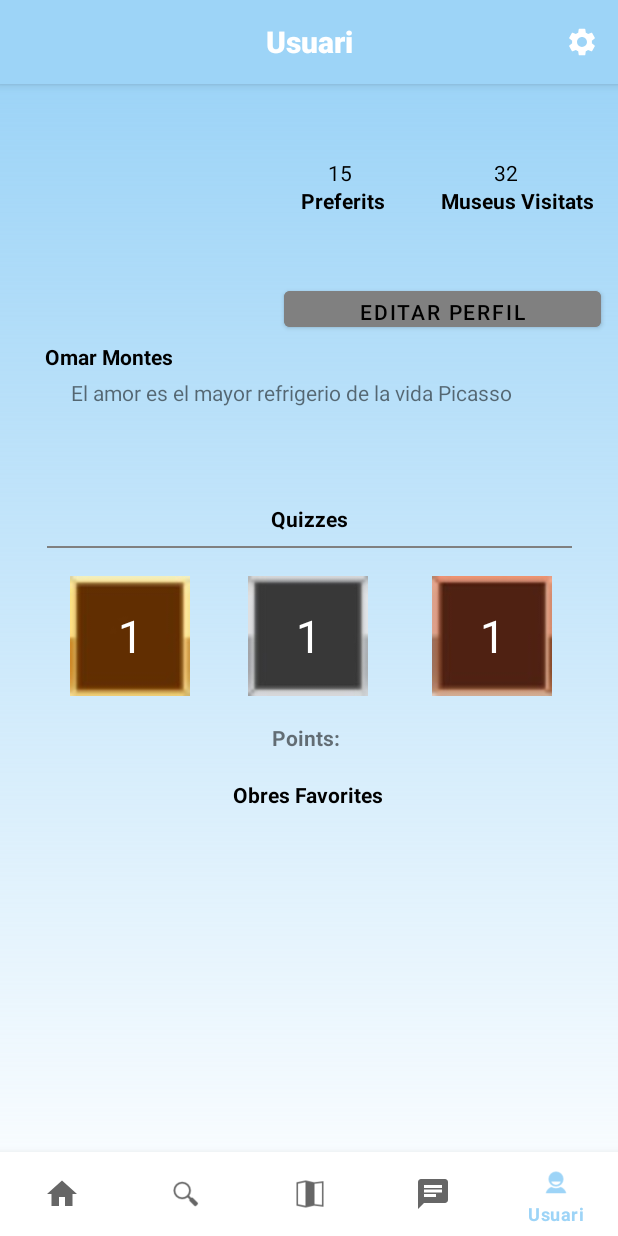
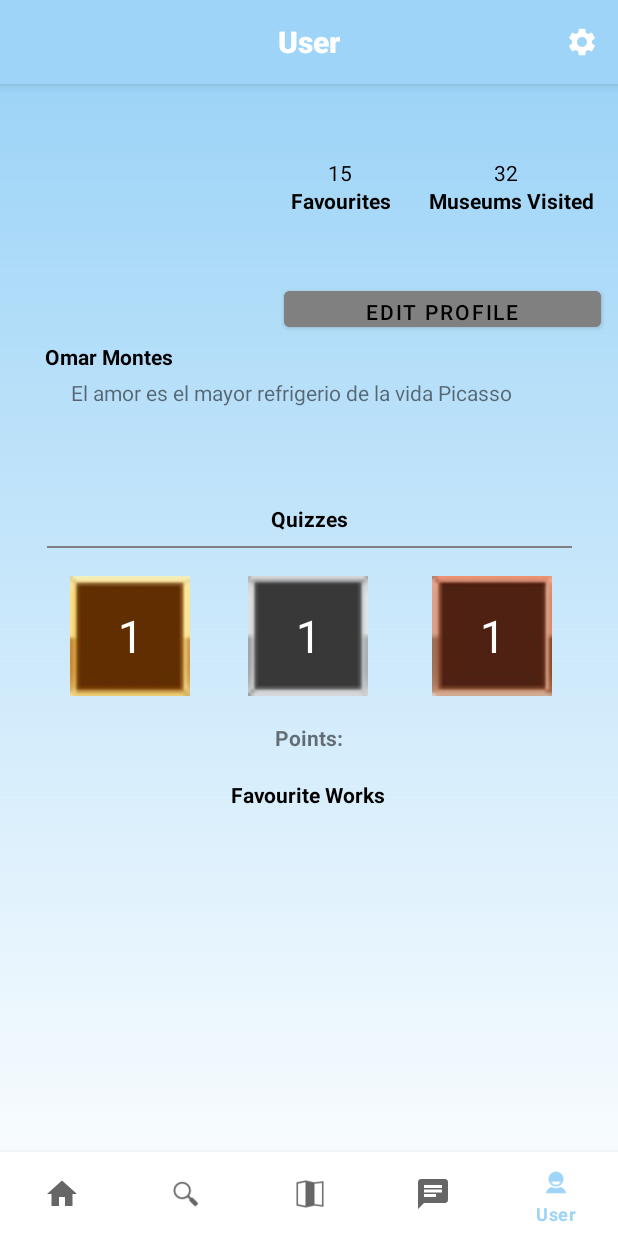
Before and after one commit to joanmorilla/MuseaApplication, an Android app: the MainActivity screen opened directly, with no data from a screen before it, item 5 of the bottom bar chosen, on a phone screen of 412 x 824 dp. Run offline under Robolectric (Android 15) with nearby library versions, the phone set to English and light mode, and no system bars; our stand-ins replace Picasso; libraries missing offline, so code that uses them is left out: com.daimajia.androidanimations, com.mikhaellopez.circularimageview; plain views replace CircularImageView; pictures from the network do not load; 2 statements that could not run were skipped.

Commit message:
Sorry
no habia cambiado de rama aun pero he adelantado lo de la traducción

```diff
--- a/app/src/main/AndroidManifest.xml
+++ b/app/src/main/AndroidManifest.xml
@@ -21,10 +21,11 @@
         <activity android:name=".ui.edit.edit_user" />
         <activity
             android:name=".ui.MuseuActivity"
+            android:theme="@style/Theme.MuseaLoginSignup"
             android:screenOrientation="portrait" />
         <activity
             android:name=".ui.MainActivity"
-            android:screenOrientation="portrait"></activity>
+            android:screenOrientation="portrait" />
         <activity
             android:name=".InitialActivity"
             android:label="@string/app_name"
--- a/app/src/main/java/com/example/museaapplication/Classes/APIRequests.java
+++ b/app/src/main/java/com/example/museaapplication/Classes/APIRequests.java
@@ -131,6 +131,7 @@ public class APIRequests {
             public void onResponse(@NotNull Call<ExpositionListValue> call, @NotNull Response<ExpositionListValue> response) {
                 ExpositionListValue expoListVal = response.body();
                 if (expoListVal != null) {
+                    m.setRestrictions(expoListVal.getMuseum().getRestrictions());
                     for (Exhibition e : expoListVal.getMuseum().getExhibitions()) {
                         if (e != null) {
                             CacheWorks(m, e);
--- a/app/src/main/java/com/example/museaapplication/Classes/Dominio/Work.java
+++ b/app/src/main/java/com/example/museaapplication/Classes/Dominio/Work.java
@@ -1,8 +1,5 @@
 package com.example.museaapplication.Classes.Dominio;
 
-import android.util.Log;
-
-import com.example.museaapplication.Classes.Json.Descriptions;
 import com.example.museaapplication.Classes.RetrofitClient;
 
 import java.io.Serializable;
--- a/app/src/main/java/com/example/museaapplication/ui/MainActivity.java
+++ b/app/src/main/java/com/example/museaapplication/ui/MainActivity.java
@@ -43,7 +43,8 @@ public class MainActivity extends AppCompatActivity implements OnMapReadyCallbac
     final Fragment mSearchFragment = new SearchFragment();
     final Fragment mMapFragment = new MapFragment();
     final Fragment mNotificationsFragment = new NotificationsFragment();
-    final Fragment mUserFragment = new UserFragment();
+
+    Fragment mUserFragment = new UserFragment();
     // Cogemos el fragment manager e inicializamos estado activo
     final FragmentManager fm = getSupportFragmentManager();
     Fragment active = mHomeFragment;
@@ -135,7 +136,8 @@ public class MainActivity extends AppCompatActivity implements OnMapReadyCallbac
                         txt.setClickable(false);
                         return true;
                     case R.id.navigation_user:
-                        fm.beginTransaction().hide(active).show(mUserFragment).commit();
+                        mUserFragment = new UserFragment();
+                        fm.beginTransaction().add(R.id.nav_host_fragment, mUserFragment, "3").hide(active).show(mUserFragment).commit();
                         active = mUserFragment;
                         SingletonDataHolder.getInstance().main_initial_frag = 3;
                         txt.setText(R.string.title_user);
--- a/app/src/main/java/com/example/museaapplication/ui/Map/MapFragment.java
+++ b/app/src/main/java/com/example/museaapplication/ui/Map/MapFragment.java
@@ -92,7 +92,7 @@ public class MapFragment extends Fragment implements OnMapReadyCallback {
                     });*/
                     if (m.getLocation() != null && m.getLocation().length != 0){
                         LatLng pos = new LatLng(m.getLocation()[0].getNumberDecimal(), m.getLocation()[1].getNumberDecimal());
-                        mMap.addMarker(new MarkerOptions().position(pos).title(m.getName()).snippet(m.getDescriptions().getEn()).icon(BitmapDescriptorFactory.defaultMarker(BitmapDescriptorFactory.HUE_AZURE))
+                        mMap.addMarker(new MarkerOptions().position(pos).title(m.getName()).snippet(m.getDescriptions().getText()).icon(BitmapDescriptorFactory.defaultMarker(BitmapDescriptorFactory.HUE_AZURE))
                         );
                     }
                 }
--- a/app/src/main/java/com/example/museaapplication/ui/MuseoFragment.java
+++ b/app/src/main/java/com/example/museaapplication/ui/MuseoFragment.java
@@ -192,7 +192,7 @@ public class MuseoFragment extends Fragment implements OnBackPressed {
         TextView title = root.findViewById(R.id.museum_title);
         title.setText(museum.getName());
         TextView desc = root.findViewById(R.id.museum_description);
-        desc.setText(museum.getDescriptions().getEn() + " " + museum.getDescriptions().getCa());
+        desc.setText(museum.getDescriptions().getText());
         // COVID 19 information
         ImageView img = root.findViewById(R.id.info_image);
         TextView covidText = root.findViewById(R.id.covid_text);
@@ -214,7 +214,7 @@ public class MuseoFragment extends Fragment implements OnBackPressed {
     private void openDialog() {
         //CustomDialog dialog = new CustomDialog(museum.getCovidInformation().getAfluence(), museum.getOpeningHour());
         //CustomDialog dialog = new CustomDialog(museum.getCovidInformation().getAfluence(), museum.getOpeningHour());
-        CustomDialog dialog = new CustomDialog(null, 0, getContext()); // For testing
+        CustomDialog dialog = new CustomDialog(null, 0, museum.getRestrictions(), getContext()); // For testing
         dialog.show(getChildFragmentManager(), "Informacio");
         Calendar calendar = Calendar.getInstance();
     }
--- a/app/src/main/java/com/example/museaapplication/ui/user/UserFragment.java
+++ b/app/src/main/java/com/example/museaapplication/ui/user/UserFragment.java
@@ -1,5 +1,6 @@
 package com.example.museaapplication.ui.user;
 
+import android.annotation.SuppressLint;
 import android.content.Intent;
 import android.os.Bundle;
 
@@ -9,6 +10,7 @@ import androidx.lifecycle.Observer;
 import androidx.lifecycle.ViewModelProvider;
 
 
+import android.util.Log;
 import android.util.TypedValue;
 import android.view.LayoutInflater;
 import android.view.Menu;
@@ -89,7 +91,6 @@ public class UserFragment extends Fragment {
         //Toast toast = Toast.makeText(getContext(), name, Toast.LENGTH_SHORT);
         //toast.show();
 
-
         uvm = new ViewModelProvider(requireActivity()).get(UserViewModel.class);
         root = inflater.inflate(R.layout.fragment_user, container, false);
         Button btn = root.findViewById(R.id.button_eu);
@@ -109,6 +110,7 @@ public class UserFragment extends Fragment {
 
 
         uvm.getinfoUser().observe(getViewLifecycleOwner(), new Observer<UserInfo>() {
+            @SuppressLint("SetTextI18n")
             @Override
             public void onChanged(UserInfo userInfo) {
                 user_name.setText(userInfo.getName());
@@ -117,7 +119,7 @@ public class UserFragment extends Fragment {
                 fav_n.setText(n);
                 String x = String.valueOf(userInfo.getVisited().length);
                 vis_n.setText(x);
-                points.setText("Points: " + String.valueOf(userInfo.getPoints()));
+                points.setText(root.getResources().getString(R.string.points) + " " + userInfo.getPoints());
                 String url = userInfo.getProfilePic();
                 Picasso.get().load(url).fit().into(circularImageView);
 
@@ -203,6 +205,7 @@ public class UserFragment extends Fragment {
             // Asignamos un comportamiento para cuando se presione
             // Finalmente lo añadimos a la vista desplazable
             scrollPais.addView(b);
+            Log.d("Obras", "En el bucle");
         }
     }
 
--- a/app/src/main/java/com/example/museaapplication/ui/user/UserViewModel.java
+++ b/app/src/main/java/com/example/museaapplication/ui/user/UserViewModel.java
@@ -73,8 +73,8 @@ public class UserViewModel extends ViewModel {
             @Override
             public void onResponse(Call<FavouritesValue> call, Response<FavouritesValue> response) {
                 FavouritesValue myfavlist = response.body();
-                Favourites[] favourites = myfavlist.getFavouritesList();
-                Favourites.postValue(favourites);
+                /*Favourites[] favourites = myfavlist.getFavouritesList();
+                Favourites.postValue(favourites);*/
             }
 
             @Override
--- a/app/src/main/res/layout/fragment_user.xml
+++ b/app/src/main/res/layout/fragment_user.xml
@@ -248,7 +248,7 @@
                 android:layout_marginTop="102dp"
                 android:layout_marginBottom="26dp"
                 android:gravity="center"
-                android:text="Points: "
+                android:text="@string/points"
                 android:textStyle="bold"
                 app:layout_constraintBottom_toTopOf="@+id/textView7"
                 app:layout_constraintEnd_toEndOf="parent"
--- a/app/src/main/res/values/strings.xml
+++ b/app/src/main/res/values/strings.xml
@@ -1,19 +1,19 @@
 <resources>
     <string name="app_name">Musea</string>
 
-    <string name="title_home">Menu Principal</string>
-    <string name="title_dashboard">Cercar</string>
-    <string name="title_notifications">Xats</string>
-    <string name="title_user">Usuari</string>
-    <string name="title_maps">Mapa</string>
+    <string name="title_home">Main Menu</string>
+    <string name="title_dashboard">Search</string>
+    <string name="title_notifications">Chats</string>
+    <string name="title_user">User</string>
+    <string name="title_maps">Map</string>
 
-    <string name="tab_propers">Propers</string>
-    <string name="tab_pais">Pais</string>
-    <string name="tab_favorits">Favorits</string>
-    <string name="titol_exhibitions"><u>Exposicions</u></string>
+    <string name="tab_propers">Close to You</string>
+    <string name="tab_pais">Country</string>
+    <string name="tab_favorits">Favourites</string>
+    <string name="titol_exhibitions"><u>Expositions</u></string>
 
     <!-- textos de permisos -->
-    <string name="perm_denegado">Permis denegat, algunes funcions estaràn limitades </string>
+    <string name="perm_denegado">Permission denied, some functionalities will be limited </string>
 
 
     <!-- TODO: Remove or change this placeholder text -->
@@ -51,25 +51,26 @@
     <string name="warning_attempts_exceeded">You have exceeded the number of attempts allowed!</string>
     <string name="remaining_time">seconds left</string>
     <string name="warning_login2">Please enter valid username and password</string>
-    <string name="button_eu">Editar Perfil</string>
-    <string name="vis_mus">Visitats</string>
+    <string name="button_eu">Edit Profile</string>
+    <string name="vis_mus">Visited</string>
     <string name="auto_login_key" />
     <string name="auto_signin_key" />
 
     <!-- user -->
-    <string name="user_pref">Preferits</string>
-    <string name="mus_vis">Museus Visitats</string>
+    <string name="user_pref">Favourites</string>
+    <string name="mus_vis">Museums Visited</string>
     <string name="quiz_usu">Quizzes</string>
-    <string name="most_visited">Obres Favorites</string>
-    <string name="change_photo">Canviar foto de perfil</string>
-    <string name="bio">Biografía</string>
+    <string name="most_visited">Favourite Works</string>
+    <string name="change_photo">Change Profile Picture</string>
+    <string name="bio">Bio</string>
     <string name="name">Name</string>
-    <string name="change_val">Guardar canvis</string>
+    <string name="change_val">Save Changes</string>
 
     <!--Dialog Covid Info-->
     <string name="title_covid">Current Information</string>
     <string name="horari_dialog_covid">Schedule</string>
     <string name="ocupation_text_covid_dialog">Ocupation</string>
     <string name="restriccions_text_dialog_covid">Restrictions</string>
+    <string name="points">Points:</string>
 
 </resources>
```
Also changed, not shown: app/src/main/java/com/example/museaapplication/Classes/CustomDialog.java (+13 -1 lines), app/src/main/java/com/example/museaapplication/Classes/Dominio/Descriptions.java (renamed from app/src/main/java/com/example/museaapplication/Classes/Json/Descriptions.java, +16 -1 lines), app/src/main/java/com/example/museaapplication/Classes/Dominio/Exhibition.java (+0 -7 lines), app/src/main/java/com/example/museaapplication/Classes/Dominio/Museo.java (+10 -1 lines), app/src/main/java/com/example/museaapplication/Classes/Dominio/Restriction.java (added, +15 -0 lines), app/src/main/java/com/example/museaapplication/Classes/Json/ExpositionsList.java (+10 -0 lines), app/src/main/res/layout/covid_info_dialog.xml (+10 -0 lines), 2 other files.
